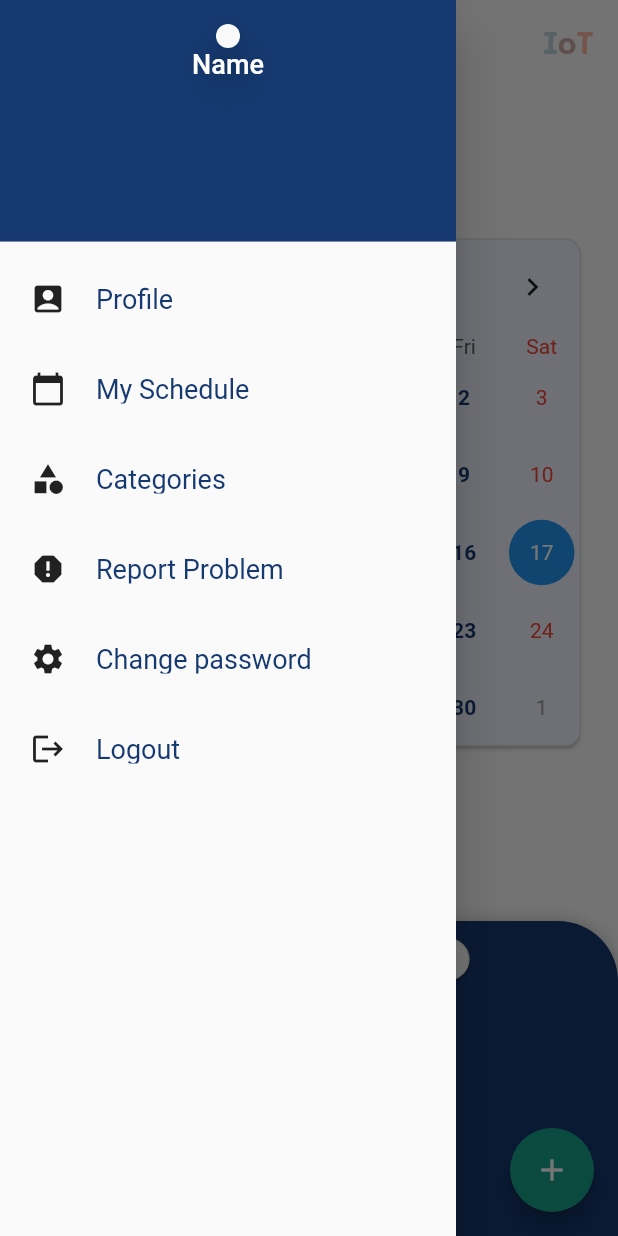
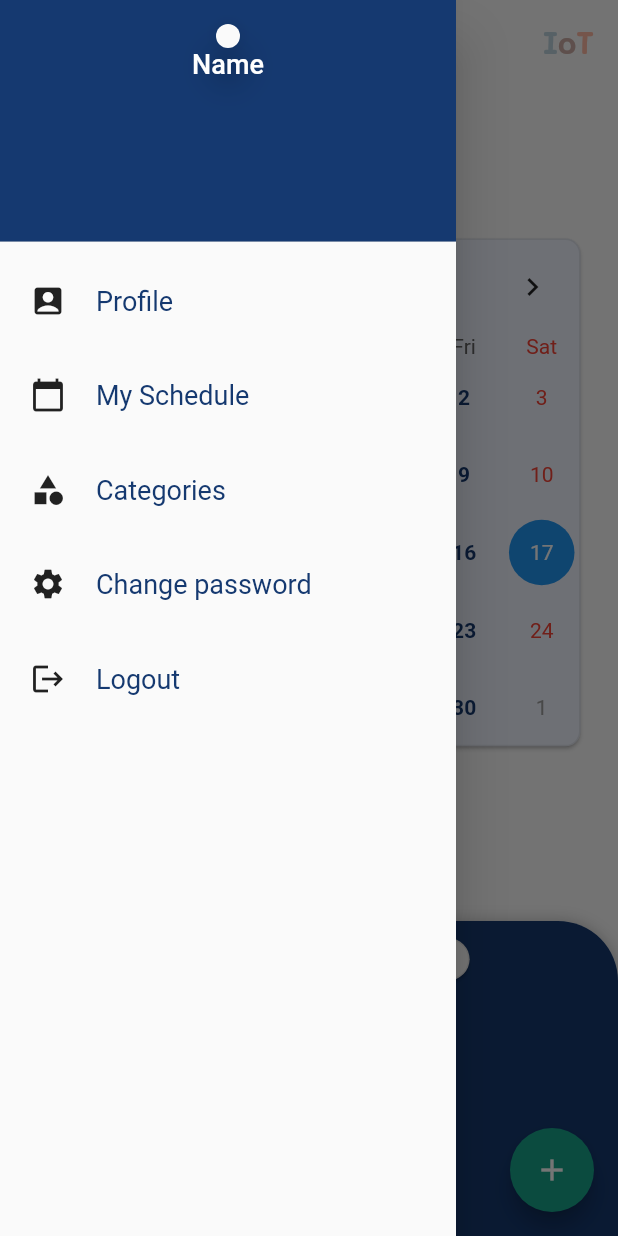
Before and after one commit to sakkarin2000/iot_application, a Flutter app: the HomePage screen opened directly, with the side drawer open, on a phone screen of 412 x 824 dp. Run offline on Flutter 3.47's test engine with Material 2 defaults, Android fonts, the phone set to English and light mode, and no system bars; drawn by our look-alikes of sliding_up_panel, table_calendar; our stand-ins replace firebase_auth, firebase_core, google_fonts; accounts and stored records are empty.

Commit message:
[FINISH] Authentication && [FIX] Hamburger Menu height

```diff
--- a/lib/providers/applicationstate.dart
+++ b/lib/providers/applicationstate.dart
@@ -10,9 +10,9 @@ class ApplicationState extends ChangeNotifier {
   Future<void> init() async {
     await Firebase.initializeApp();
     FirebaseAuth.instance.userChanges().listen((user) {
+      print(user);
       if (user != null) {
         credentials = user.email;
-        notifyListeners();
       } else {
         credentials = null;
       }
--- a/lib/screens/login.dart
+++ b/lib/screens/login.dart
@@ -3,7 +3,6 @@ import 'package:iot_application/widgets/textformfield.dart';
 import 'package:iot_application/widgets/button.dart';
 import 'package:provider/provider.dart';
 import 'package:iot_application/providers/applicationstate.dart';
-import 'signup.dart';
 
 class LoginPage extends StatefulWidget {
   final onChange;
@@ -20,6 +19,7 @@ class _LoginPageState extends State<LoginPage> {
   @override
   Widget build(BuildContext context) {
     return Scaffold(
+      resizeToAvoidBottomInset: false,
       body: Container(
         alignment: Alignment.center,
         child: Column(children: <Widget>[
--- a/lib/screens/signup.dart
+++ b/lib/screens/signup.dart
@@ -3,7 +3,6 @@ import 'package:iot_application/providers/applicationstate.dart';
 import 'package:iot_application/widgets/button.dart';
 import 'package:iot_application/widgets/textformfield.dart';
 import 'package:provider/provider.dart';
-import 'package:iot_application/screens/monthschedule.dart';
 
 class SignupPage extends StatefulWidget {
   final onChange;
@@ -24,6 +23,7 @@ class _SignupPageState extends State<SignupPage> {
   @override
   Widget build(BuildContext context) {
     return Scaffold(
+      resizeToAvoidBottomInset: false,
       body: Container(
         alignment: Alignment.center,
         child: Column(children: <Widget>[
--- a/lib/widgets/hamburger.dart
+++ b/lib/widgets/hamburger.dart
@@ -1,6 +1,7 @@
 import 'package:flutter/material.dart';
 import 'package:provider/provider.dart';
 import 'package:iot_application/providers/applicationstate.dart';
+import 'package:iot_application/screens/monthschedule.dart';
 
 void main() => runApp(MyApp());
 
@@ -57,9 +58,17 @@ class Hamburgerja extends StatelessWidget {
                 ),
               )),
           CustomListTile(Icons.account_box, 'Profile', () => {}),
-          CustomListTile(Icons.calendar_today, 'My Schedule', () => {}),
+          CustomListTile(
+              Icons.calendar_today,
+              'My Schedule',
+              () => {
+                    Navigator.push(
+                      context,
+                      MaterialPageRoute(builder: (context) => MonthSchedule()),
+                    )
+                  }),
           CustomListTile(Icons.category, 'Categories', () => {}),
-          CustomListTile(Icons.report, 'Report Problem', () => {}),
+          // CustomListTile(Icons.report, 'Report Problem', () => {}),
           CustomListTile(Icons.settings, 'Change password', () => {}),
           CustomListTile(
               Icons.logout,
@@ -88,7 +97,7 @@ class CustomListTile extends StatelessWidget {
         splashColor: Color(0xffBED4DF),
         onTap: onTap,
         child: Container(
-          height: 60,
+          height: 63,
           child: Row(
             mainAxisAlignment: MainAxisAlignment.spaceBetween,
             children: <Widget>[
```
